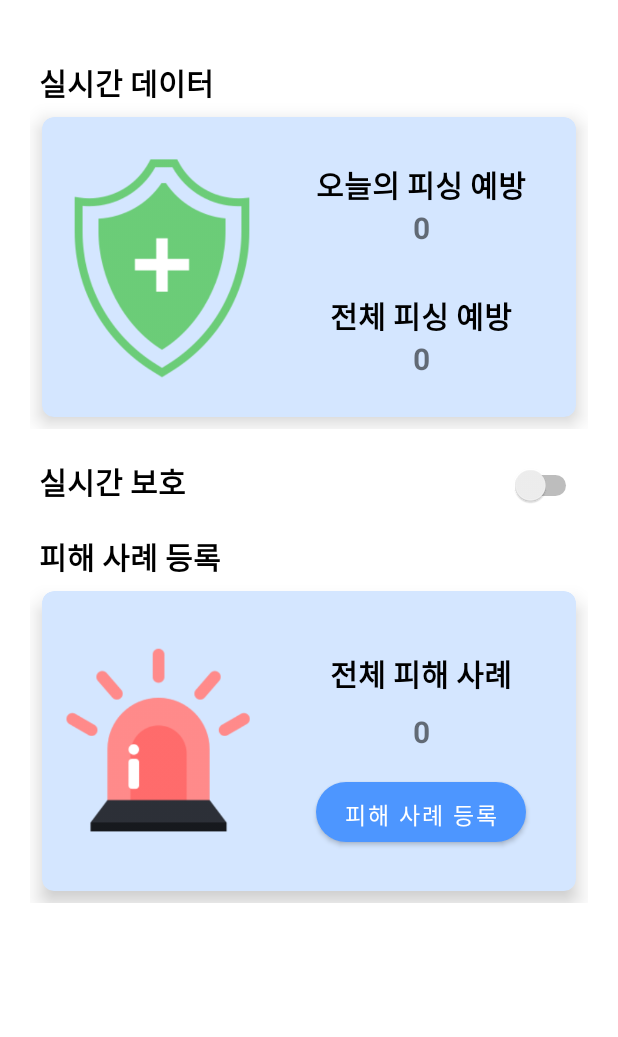
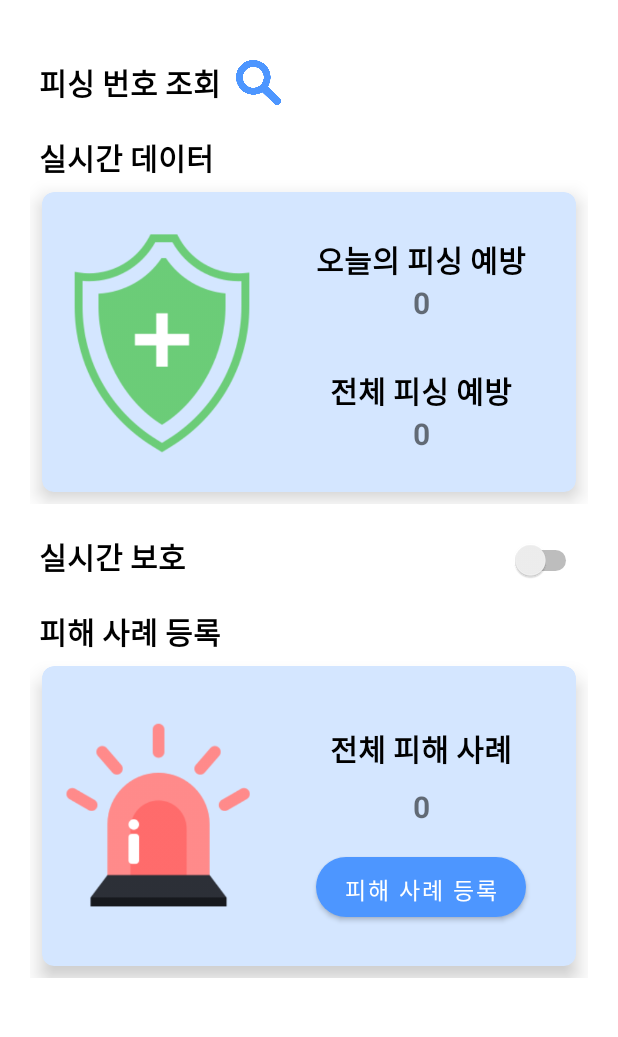
Before and after one commit to Phikaso-Team/Phikaso, an Android app: the MainActivity screen opened directly, with no data from a screen before it, on a phone screen of 412 x 824 dp, the part 103-1140 px from its top. Run offline under Robolectric (Android 15) with nearby library versions, the phone set to English and light mode, and no system bars; our stand-ins replace Firebase (no records; nobody signed in at launch, a user with empty details on screens opened directly).

Commit message:
피싱 번호 조회 메인

```diff
--- a/app/src/main/res/layout/activity_main.xml
+++ b/app/src/main/res/layout/activity_main.xml
@@ -48,12 +48,39 @@
         <LinearLayout
             android:layout_width="match_parent"
             android:layout_height="wrap_content"
+            android:orientation="horizontal">
+
+            <TextView
+                android:layout_width="wrap_content"
+                android:layout_height="wrap_content"
+                android:text="피싱 번호 조회"
+                android:layout_marginStart="6dp"
+                android:textColor="@color/black"
+                android:textSize="20sp"
+                android:textStyle="bold" />
+
+            <ImageButton
+                android:id="@+id/buttonSearch"
+                android:layout_width="30dp"
+                android:layout_height="30dp"
+                android:layout_marginLeft="10dp"
+                android:adjustViewBounds="true"
+                android:scaleType="fitCenter"
+                android:background="@drawable/search"
+                android:backgroundTint="@color/phikaso" />
+
+        </LinearLayout>
+
+        <LinearLayout
+            android:layout_width="match_parent"
+            android:layout_height="wrap_content"
             android:orientation="vertical">
 
             <TextView
                 android:layout_width="match_parent"
                 android:layout_height="wrap_content"
                 android:text="실시간 데이터"
+                android:layout_marginTop="20dp"
                 android:layout_marginStart="6dp"
                 android:textColor="@color/black"
                 android:textSize="20sp"
```
